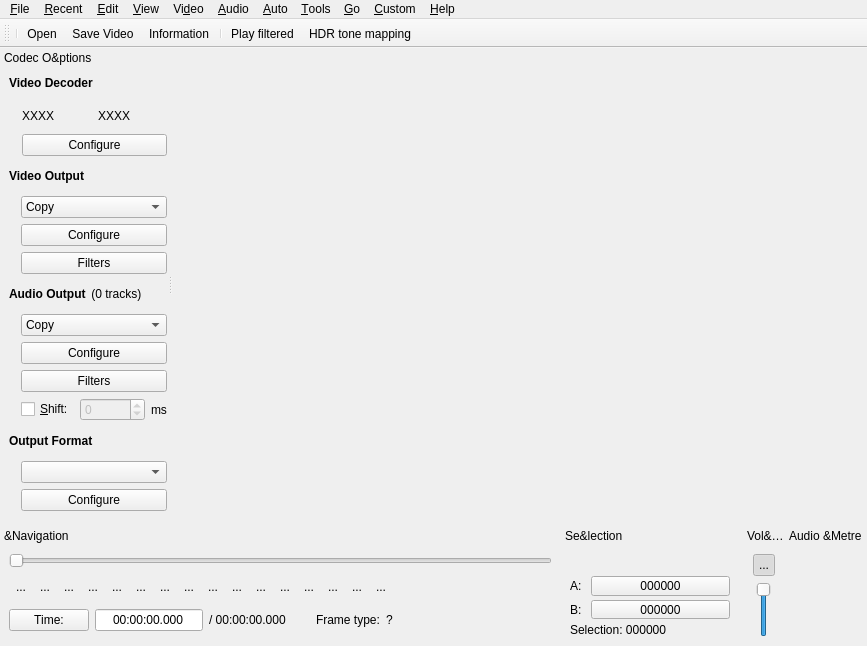
Qt form avidemux/qt4/ADM_userInterfaces/ADM_gui/gui2.ui (mean00/avidemux2) before a commit.
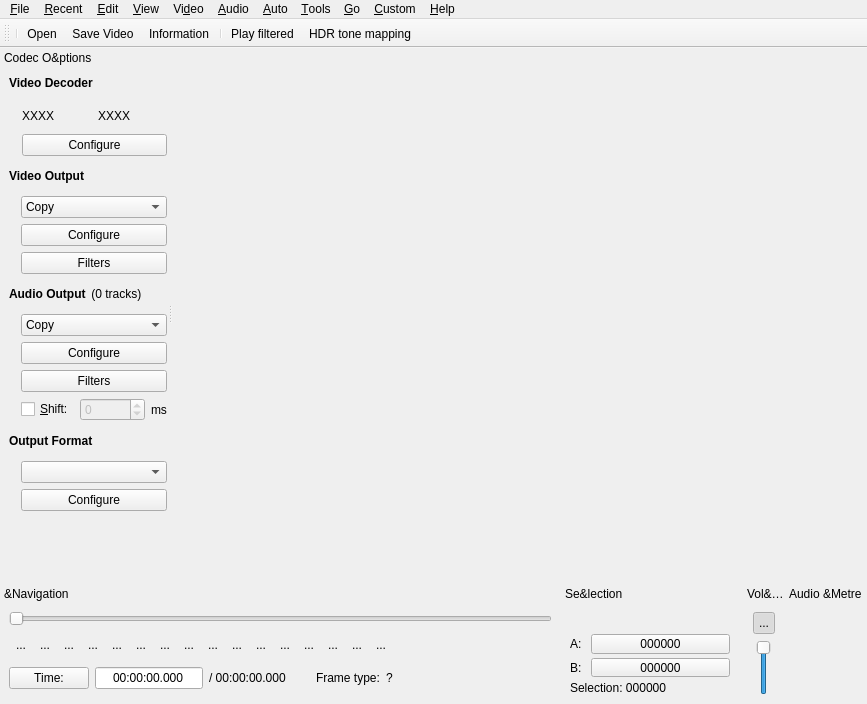
The same form after that commit. Icons and pictures are not drawn. Custom widgets are drawn as their Qt base class.

Commit message: [GUI] remove status tip from play button

What changed in the file:
```diff
--- a/avidemux/qt4/ADM_userInterfaces/ADM_gui/gui2.ui
+++ b/avidemux/qt4/ADM_userInterfaces/ADM_gui/gui2.ui
@@ -7,8 +7,8 @@
    <rect>
     <x>0</x>
     <y>0</y>
-    <width>800</width>
-    <height>600</height>
+    <width>867</width>
+    <height>704</height>
    </rect>
   </property>
   <property name="windowTitle">
```
Left out of the diff: 7 changed lines with no effect on the pictures.
